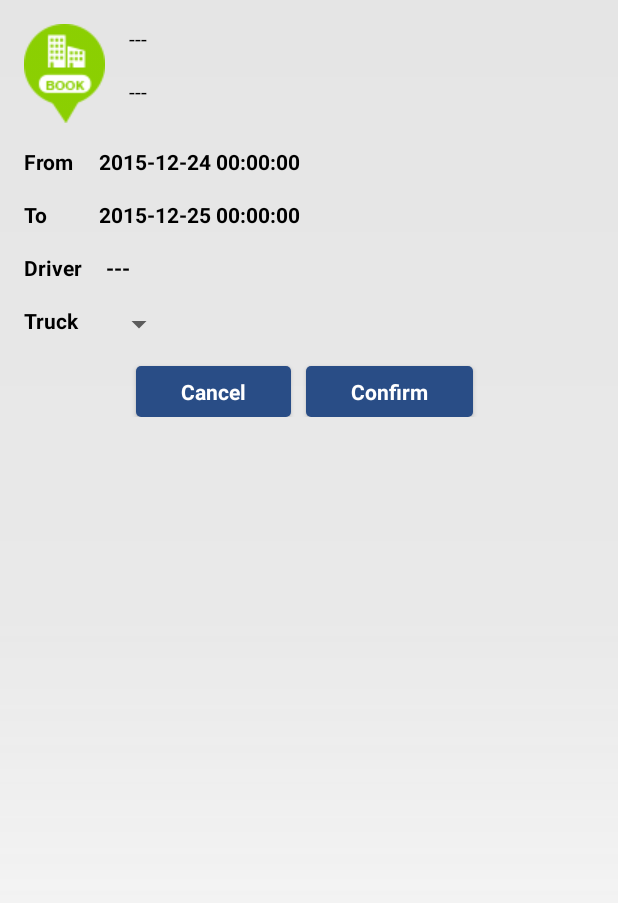
After one commit to phitien/bstp, an Android app: the layout fragment_confirm_reservation.xml on its own in the app's theme, with its tools: preview values and no code run, on a phone screen of 412 x 824 dp. The commit adds this screen. Shown: the top 903 px of the screen. Run offline under Robolectric (Android 15) with nearby library versions, the phone set to English and light mode, and no system bars; network calls fail.

Commit message:
Confirm reservation ui in progress

```diff
--- a/app/src/main/AndroidManifest.xml
+++ b/app/src/main/AndroidManifest.xml
@@ -68,6 +68,12 @@
             android:launchMode="singleTask"
             android:screenOrientation="portrait" />
         <activity
+            android:name=".activity.ConfirmReservationDetailsActivity"
+            android:configChanges="orientation"
+            android:label="@string/title_confirm_reservation_activity_about"
+            android:launchMode="singleTask"
+            android:screenOrientation="portrait" />
+        <activity
             android:name="net.hockeyapp.android.UpdateActivity" />
     </application>
 
--- a/app/src/main/java/com/bosch/si/emobility/bstp/core/Constants.java
+++ b/app/src/main/java/com/bosch/si/emobility/bstp/core/Constants.java
@@ -22,6 +22,9 @@ public class Constants {
     public static final String HOCKEY_APP_ID = "c94bedcf98a14355847b6ebc059b6463";
     public static final String NOT_USED_PARAM = "Notused";
     public static final String PAYMENT_MODE_CREDIT = "Credit";
+    public static final String FROM_DATE_TIME_INTENT_DATA_KEY = "FROM_DATE_TIME_INTENT_DATA_KEY";
+    public static final String TO_DATE_TIME_INTENT_DATA_KEY = "TO_DATE_TIME_INTENT_DATA_KEY";
+    public static final String PARKING_LOCATION_INTENT_DATA_KEY = "PARKING_LOCATION_INTENT_DATA_KEY";
 
     public static final String SECURITY_FENCE = "FENCE";
     public static final String SECURITY_CCTV = "CCTV";
--- a/app/src/main/java/com/bosch/si/emobility/bstp/manager/DataManager.java
+++ b/app/src/main/java/com/bosch/si/emobility/bstp/manager/DataManager.java
@@ -26,7 +26,7 @@ public class DataManager {
     List<ParkingTransaction> transactions = new ArrayList<>();
     ParkingTransaction currentTransaction;
 
-    Driver currentDriver;
+    Driver currentDriver = null;
 
     public ParkingLocation getCurrentParkingLocation() {
         return currentParkingLocation;
@@ -60,7 +60,6 @@ public class DataManager {
         this.transactions = transactions;
     }
 
-
     public Driver getCurrentDriver() {
         return currentDriver;
     }
--- a/app/src/main/java/com/bosch/si/emobility/bstp/model/Facility.java
+++ b/app/src/main/java/com/bosch/si/emobility/bstp/model/Facility.java
@@ -2,10 +2,12 @@ package com.bosch.si.emobility.bstp.model;
 
 import com.bosch.si.emobility.bstp.core.Model;
 
+import java.io.Serializable;
+
 /**
  * Created by sgp0458 on 18/12/15.
  */
-public class Facility extends Model {
+public class Facility extends Model implements Serializable {
 
     private String facilityId;
     private String facilityName;
--- a/app/src/main/java/com/bosch/si/emobility/bstp/model/ParkingLocation.java
+++ b/app/src/main/java/com/bosch/si/emobility/bstp/model/ParkingLocation.java
@@ -3,13 +3,14 @@ package com.bosch.si.emobility.bstp.model;
 import com.bosch.si.emobility.bstp.core.Model;
 import com.bosch.si.emobility.bstp.core.SecurityDetailsMapper;
 
+import java.io.Serializable;
 import java.util.ArrayList;
 import java.util.List;
 
 /**
  * Created by sgp0458 on 18/12/15.
  */
-public class ParkingLocation extends Model {
+public class ParkingLocation extends Model implements Serializable{
 
     private String parkingId;
     private double latitude;
--- a/app/src/main/java/com/bosch/si/emobility/bstp/model/SecurityDetails.java
+++ b/app/src/main/java/com/bosch/si/emobility/bstp/model/SecurityDetails.java
@@ -2,10 +2,12 @@ package com.bosch.si.emobility.bstp.model;
 
 import com.bosch.si.emobility.bstp.core.Model;
 
+import java.io.Serializable;
+
 /**
  * Created by SSY1SGP on 22/1/16.
  */
-public class SecurityDetails extends Model {
+public class SecurityDetails extends Model implements Serializable {
 
     private String securityDetailName;
     private Boolean isAvailable;
--- a/app/src/main/java/com/bosch/si/emobility/bstp/service/CancelParkingReservationService.java
+++ b/app/src/main/java/com/bosch/si/emobility/bstp/service/CancelParkingReservationService.java
@@ -1,10 +1,15 @@
 package com.bosch.si.emobility.bstp.service;
 
 import com.bosch.si.emobility.bstp.core.BaseService;
+import com.bosch.si.rest.anno.DELETE;
+import com.google.gson.annotations.Expose;
 
 /**
  * Created by SSY1SGP on 20/1/16.
  */
+@DELETE("/rest/parkingtransaction/cancel")
 public class CancelParkingReservationService extends BaseService {
 
+    @Expose
+    public String transactionId;
 }
--- a/app/src/main/java/com/bosch/si/emobility/bstp/service/GetDriverInfoService.java
+++ b/app/src/main/java/com/bosch/si/emobility/bstp/service/GetDriverInfoService.java
@@ -1,10 +1,13 @@
 package com.bosch.si.emobility.bstp.service;
 
 import com.bosch.si.emobility.bstp.core.BaseService;
+import com.bosch.si.rest.anno.GET;
 
 /**
  * Created by SSY1SGP on 20/1/16.
  */
 
+@GET("/rest/driver/info")
 public class GetDriverInfoService extends BaseService {
+
 }
--- /dev/null
+++ b/app/src/main/res/layout/fragment_confirm_reservation.xml
@@ -0,0 +1,196 @@
+<?xml version="1.0" encoding="utf-8"?>
+<RelativeLayout xmlns:android="http://schemas.android.com/apk/res/android"
+    android:orientation="vertical"
+    android:background="@drawable/gradient_background"
+    android:layout_width="match_parent"
+    android:layout_height="match_parent">
+
+    <LinearLayout
+        android:id="@+id/parkingLocationInfoMainContainer"
+        android:layout_width="wrap_content"
+        android:layout_height="wrap_content"
+        android:orientation="horizontal">
+
+    <ImageView
+        android:layout_marginTop="@dimen/activity_vertical_margin"
+        android:layout_marginLeft="@dimen/activity_horizontal_margin"
+        android:id="@+id/parkingLocationIcon"
+        android:layout_width="wrap_content"
+        android:layout_height="wrap_content"
+        android:layout_alignParentLeft="true"
+        android:layout_alignParentTop="true"
+        android:src="@drawable/booking_green" />
+
+    <LinearLayout
+        android:id="@+id/parkingLocationInfoContainer"
+        android:layout_width="wrap_content"
+        android:layout_height="wrap_content"
+        android:orientation="vertical">
+
+        <TextView
+            android:id="@+id/textViewReserveParkingName"
+            style="@style/App_TextViewTitleStyle"
+            android:layout_width="@dimen/date_label_width"
+            android:layout_height="wrap_content"
+            android:layout_marginLeft="@dimen/activity_horizontal_margin"
+            android:layout_marginTop="@dimen/activity_vertical_margin"
+            android:text="---" />
+
+        <TextView
+            android:id="@+id/textViewReserveParkingAddress"
+            style="@style/App_TextViewTitleStyle"
+            android:layout_width="@dimen/date_label_width"
+            android:layout_height="wrap_content"
+            android:layout_marginLeft="@dimen/activity_horizontal_margin"
+            android:layout_marginTop="@dimen/activity_vertical_margin"
+            android:text="---" />
+
+    </LinearLayout>
+
+    </LinearLayout>
+
+    <LinearLayout
+        android:id="@+id/fromDateContainer"
+        android:layout_width="wrap_content"
+        android:layout_height="wrap_content"
+        android:layout_below="@id/parkingLocationInfoMainContainer">
+
+    <TextView
+        android:id="@+id/textViewFrom"
+        style="@style/App_TextViewStyle"
+        android:layout_width="@dimen/date_label_width"
+        android:layout_height="wrap_content"
+        android:layout_marginLeft="@dimen/activity_horizontal_margin"
+        android:layout_marginTop="@dimen/activity_vertical_margin"
+        android:text="@string/from" />
+
+    <TextView
+        android:id="@+id/textViewReserveFromDateTime"
+        style="@style/App_TextViewStyle"
+        android:layout_width="wrap_content"
+        android:layout_height="wrap_content"
+        android:layout_below="@+id/editTextSearch"
+        android:layout_marginTop="@dimen/activity_vertical_margin"
+        android:layout_toRightOf="@id/textViewFrom"
+        android:singleLine="true"
+        android:text="2015-12-24 00:00:00"
+        android:textAlignment="center" />
+
+    </LinearLayout>
+
+    <LinearLayout
+        android:id="@+id/toDateContainer"
+        android:layout_width="wrap_content"
+        android:layout_height="wrap_content"
+        android:layout_below="@id/fromDateContainer">
+
+    <TextView
+        android:id="@+id/textViewTo"
+        style="@style/App_TextViewStyle"
+        android:layout_width="@dimen/date_label_width"
+        android:layout_height="wrap_content"
+        android:layout_below="@id/textViewFrom"
+        android:layout_marginLeft="@dimen/activity_horizontal_margin"
+        android:layout_marginTop="@dimen/activity_vertical_margin"
+        android:text="@string/to" />
+
+    <TextView
+        android:id="@+id/textViewReserveToDateTime"
+        style="@style/App_TextViewStyle"
+        android:layout_width="wrap_content"
+        android:layout_height="wrap_content"
+        android:layout_below="@id/textViewFrom"
+        android:layout_marginTop="@dimen/activity_vertical_margin"
+        android:layout_toRightOf="@id/textViewTo"
+        android:singleLine="true"
+        android:text="2015-12-25 00:00:00"
+        android:textAlignment="center" />
+
+    </LinearLayout>
+
+    <LinearLayout
+        android:id="@+id/driverInfoContainer"
+        android:layout_width="wrap_content"
+        android:layout_height="wrap_content"
+        android:layout_marginTop="16dp"
+        android:layout_below="@id/toDateContainer">
+
+        <TextView
+            android:id="@+id/textViewDriverNameLabel"
+            style="@style/App_TextViewStyle"
+            android:layout_width="wrap_content"
+            android:layout_height="wrap_content"
+            android:text="@string/Driver"
+            android:layout_marginLeft="@dimen/activity_horizontal_margin" />
+
+        <TextView
+            android:id="@+id/textViewReserveDriverName"
+            style="@style/App_TextViewStyle"
+            android:layout_width="wrap_content"
+            android:layout_height="wrap_content"
+            android:layout_toRightOf="@+id/textViewDriverNameLabel"
+            android:layout_marginLeft="@dimen/activity_horizontal_margin"
+            android:singleLine="true"
+            android:text="---"/>
+
+    </LinearLayout>
+
+
+    <LinearLayout
+        android:id="@+id/truckInfoContainer"
+        android:layout_width="wrap_content"
+        android:layout_height="wrap_content"
+        android:layout_marginTop="16dp"
+        android:layout_below="@id/driverInfoContainer">
+
+        <TextView
+            android:id="@+id/textViewTruckRegNoLabel"
+            style="@style/App_TextViewStyle"
+            android:layout_width="wrap_content"
+            android:layout_height="wrap_content"
+            android:text="@string/Truck"
+            android:layout_marginLeft="@dimen/activity_horizontal_margin" />
+
+        <Spinner
+            android:id="@+id/spinnerTruckRegNo"
+            android:layout_width="wrap_content"
+            android:layout_height="wrap_content"
+            android:layout_marginTop="0dp"
+            android:layout_toRightOf="@id/textViewTruckRegNoLabel"
+            android:layout_marginLeft="@dimen/activity_horizontal_margin">
+
+        </Spinner>
+
+    </LinearLayout>
+
+    <LinearLayout
+        android:id="@+id/actionButtonsContainer"
+        android:layout_width="wrap_content"
+        android:layout_height="wrap_content"
+        android:layout_below="@id/truckInfoContainer"
+        android:layout_centerHorizontal="true">
+
+        <Button
+            android:id="@+id/cancelConfirmReservation"
+            style="@style/App_ButtonStyle"
+            android:layout_width="wrap_content"
+            android:layout_marginTop="@dimen/activity_vertical_margin"
+            android:layout_marginLeft="10dp"
+            android:onClick="onCancelConfirmReserveButtonClicked"
+            android:text="@string/Cancel" />
+
+        <Button
+            android:id="@+id/confirmReservation"
+            style="@style/App_ButtonStyle"
+            android:layout_width="wrap_content"
+            android:layout_toRightOf="@id/cancelConfirmReservation"
+            android:layout_alignParentRight="true"
+            android:layout_marginLeft="10dp"
+            android:layout_marginRight="15dp"
+            android:layout_marginTop="@dimen/activity_vertical_margin"
+            android:onClick="onConfirmReserveButtonClicked"
+            android:text="@string/Confirm" />
+
+    </LinearLayout>
+
+</RelativeLayout>
--- a/app/src/main/res/values/strings.xml
+++ b/app/src/main/res/values/strings.xml
@@ -35,6 +35,7 @@
     <string name="route_to_location" translatable="false">Route to location</string>
     <string name="title_activity_about" translatable="false">About</string>
     <string name="cancel_reservation" translatable="false">Cancel reservation</string>
+    <string name="title_confirm_reservation_activity_about" translatable="false">Confirm</string>
     <string name="start_time" translatable="false">Start Time</string>
     <string name="end_time" translatable="false">End Time</string>
     <string name="parking" translatable="false">Parking</string>
```
Also changed, not shown: app/src/main/java/com/bosch/si/emobility/bstp/activity/ConfirmReservationDetailsActivity.java (added, +113 -0 lines), app/src/main/java/com/bosch/si/emobility/bstp/activity/MapsActivity.java (+6 -2 lines), app/src/main/java/com/bosch/si/emobility/bstp/component/ConfirmReservationComponent.java (+72 -1 lines), app/src/main/java/com/bosch/si/emobility/bstp/model/Driver.java (+27 -3 lines), app/src/main/java/com/bosch/si/emobility/bstp/service/UpdateParkingReservationService.java (+23 -0 lines), app/src/main/res/layout/activity_confirm_reservation_details.xml (added, +18 -0 lines), 2 other files.
